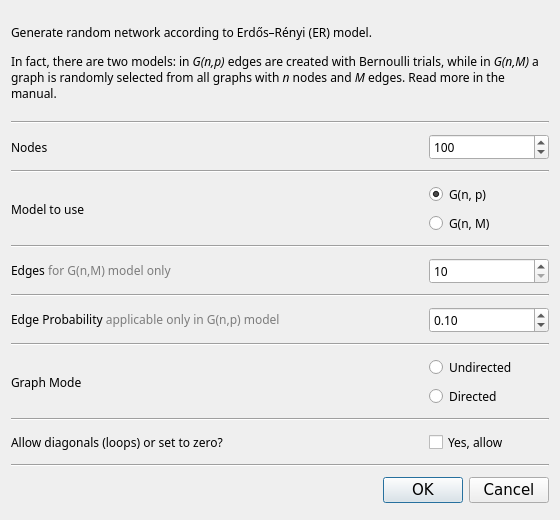
This is src/forms/randerdosrenyidialog.ui in socnetv/app as Qt 5 draws it before an edit. The edited form follows.
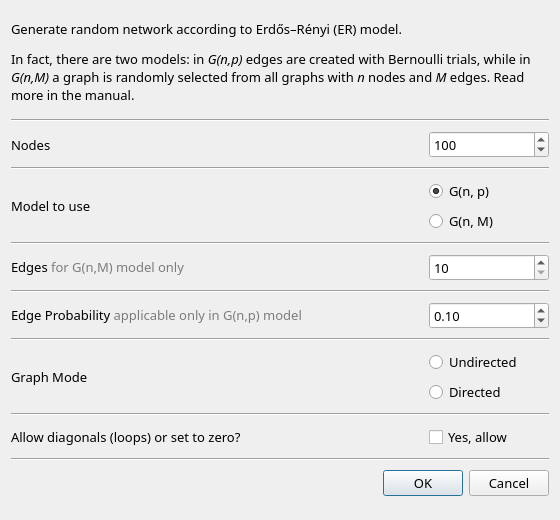
This is the edited form.

Commit message: even more dialog font fixes 2

Patch:
```diff
--- a/src/forms/randerdosrenyidialog.ui
+++ b/src/forms/randerdosrenyidialog.ui
@@ -28,6 +28,11 @@
     <height>539</height>
    </size>
   </property>
+  <property name="font">
+   <font>
+    <pointsize>10</pointsize>
+   </font>
+  </property>
   <property name="windowTitle">
    <string>Erdős–Rényi network generator</string>
   </property>
@@ -547,8 +552,8 @@
     <widget class="QDialogButtonBox" name="buttonBox">
      <property name="font">
       <font>
-       <family>DejaVu Sans</family>
-       <pointsize>11</pointsize>
+       <family>Sans Serif</family>
+       <pointsize>10</pointsize>
        <weight>50</weight>
        <bold>false</bold>
       </font>
```
The commit also changes 2 other files.
